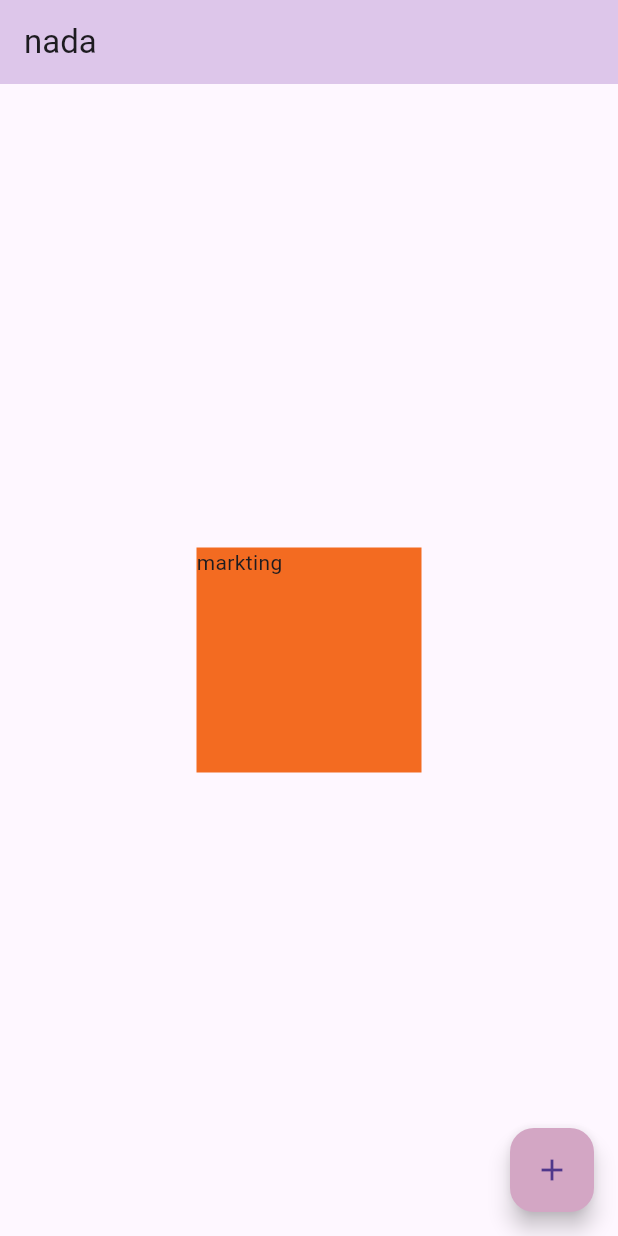
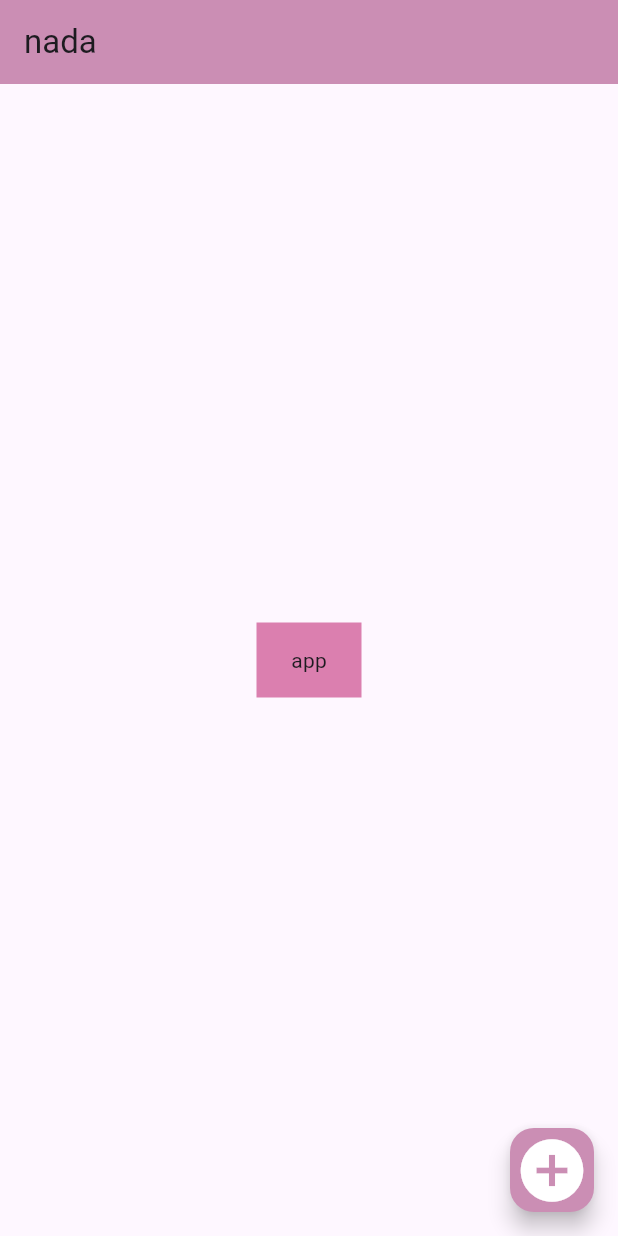
Before and after one commit to nada630/first_project, a Flutter app: the screen it shows after launch, on a phone screen of 412 x 824 dp. Run offline on Flutter 3.47's test engine with Material 3 defaults, Android fonts, the phone set to English and light mode, and no system bars.

Commit message:
Refactor main application structure and update UI elements

```diff
--- a/lib/main.dart
+++ b/lib/main.dart
@@ -1,33 +1,33 @@
-import 'package:flutter/cupertino.dart';
 import 'package:flutter/material.dart';
+import 'package:flutter/widgets.dart';
 
 void main() {
-  runApp(myApp());
+  runApp(const MYAPP());
 }
 
-class myApp extends StatelessWidget {
-  myApp();
+class MYAPP extends StatelessWidget {
+  const MYAPP();
+
   @override
   Widget build(BuildContext context) {
     return MaterialApp(
       home: Scaffold(
         body: Center(
           child: Container(
-            child: Text("markting"),
-            width: 150,
-            height: 150,
-            color: const Color.fromARGB(255, 243, 107, 33),
+            child: Center(child: Text("app")),
+            width: 70,
+            height: 50,
+            color: Color.fromARGB(255, 219, 127, 175),
           ),
         ),
         appBar: AppBar(
           title: Text("nada"),
-
-          backgroundColor: const Color.fromARGB(255, 221, 198, 234),
+          backgroundColor: Color.fromARGB(255, 203, 142, 180),
         ),
         floatingActionButton: FloatingActionButton(
           onPressed: () {},
-          child: Icon(Icons.add),
-          backgroundColor: const Color.fromARGB(255, 211, 166, 196),
+          backgroundColor: const Color.fromARGB(255, 203, 142, 180),
+          child: Icon(Icons.add_circle, color: Colors.white, size: 50.0),
         ),
       ),
     );
```
